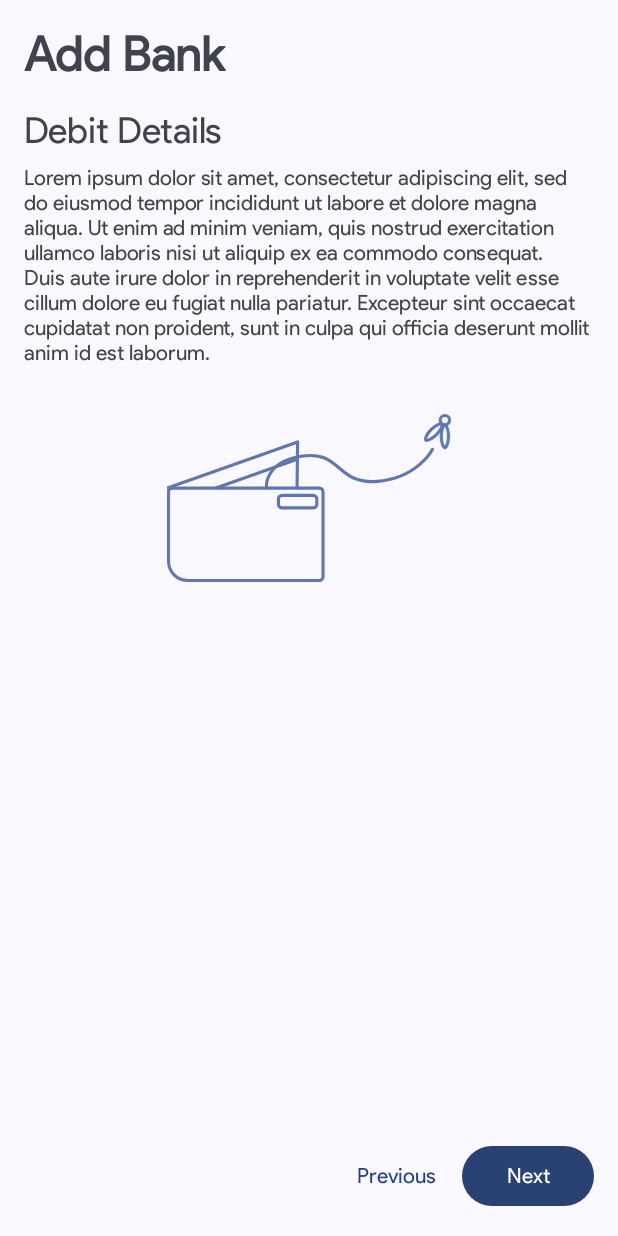
After one commit to Akruzen/Checklance, an Android app: the DebitMessageActivity screen opened directly, with no data from a screen before it, on a phone screen of 412 x 824 dp. The commit adds this screen. Run offline under Robolectric (Android 15) with nearby library versions, the phone set to English and light mode, and no system bars.

Commit message:
Renamed to DebitMessageActivity

```diff
--- a/app/src/main/AndroidManifest.xml
+++ b/app/src/main/AndroidManifest.xml
@@ -26,7 +26,7 @@
             android:name=".MessageDetailsActivity"
             android:exported="false" />
         <activity
-            android:name=".CreditMessageActivity"
+            android:name=".DebitMessageActivity"
             android:exported="false" />
         <activity
             android:name=".MainActivity"
--- /dev/null
+++ b/app/src/main/java/com/akruzen/checklance/DebitMessageActivity.java
@@ -0,0 +1,24 @@
+package com.akruzen.checklance;
+
+import androidx.appcompat.app.AppCompatActivity;
+
+import android.os.Bundle;
+import android.view.View;
+
+public class DebitMessageActivity extends AppCompatActivity {
+
+    public void nextTapped (View view) {
+        /*Intent intent = new Intent(this, CreditMessageActivity.class);
+        startActivity(intent);*/
+    }
+
+    public void cancelTapped (View view) {
+        finish();
+    }
+
+    @Override
+    protected void onCreate(Bundle savedInstanceState) {
+        super.onCreate(savedInstanceState);
+        setContentView(R.layout.activity_credit_message);
+    }
+}
--- /dev/null
+++ b/app/src/main/res/drawable/debit_artwork.xml
@@ -0,0 +1,55 @@
+<vector xmlns:android="http://schemas.android.com/apk/res/android"
+    android:width="274dp"
+    android:height="162dp"
+    android:viewportWidth="274"
+    android:viewportHeight="162">
+  <path
+      android:pathData="M5,71.5H147C148.93,71.5 150.5,73.07 150.5,75V157C150.5,158.93 148.93,160.5 147,160.5H20C9.78,160.5 1.5,152.22 1.5,142V75C1.5,73.07 3.07,71.5 5,71.5Z"
+      android:strokeWidth="3"
+      android:fillColor="#00000000"
+      android:strokeColor="@color/dynamic_artwork"/>
+  <path
+      android:pathData="M125.5,71L126,27"
+      android:strokeWidth="3"
+      android:fillColor="#00000000"
+      android:strokeColor="@color/dynamic_artwork"
+      android:strokeLineCap="round"/>
+  <path
+      android:pathData="M126,27L0.5,71.41"
+      android:strokeWidth="3"
+      android:fillColor="#00000000"
+      android:strokeColor="@color/dynamic_artwork"
+      android:strokeLineCap="round"/>
+  <path
+      android:pathData="M125.55,43.65L47.3,71.34"
+      android:strokeWidth="3"
+      android:fillColor="#00000000"
+      android:strokeColor="@color/dynamic_artwork"
+      android:strokeLineCap="round"/>
+  <path
+      android:pathData="M96,71C96,71 93.5,45.5 131,40.5C168.5,35.5 163,68 202.5,65C242,62 256,34 256,34"
+      android:strokeWidth="3"
+      android:fillColor="#00000000"
+      android:strokeColor="@color/dynamic_artwork"
+      android:strokeLineCap="round"/>
+  <path
+      android:pathData="M111,78.5L141,78.5A3.5,3.5 0,0 1,144.5 82L144.5,87A3.5,3.5 0,0 1,141 90.5L111,90.5A3.5,3.5 0,0 1,107.5 87L107.5,82A3.5,3.5 0,0 1,111 78.5z"
+      android:strokeWidth="3"
+      android:fillColor="#00000000"
+      android:strokeColor="@color/dynamic_artwork"/>
+  <path
+      android:pathData="M268,6m-4.5,0a4.5,4.5 0,1 1,9 0a4.5,4.5 0,1 1,-9 0"
+      android:strokeWidth="3"
+      android:fillColor="#00000000"
+      android:strokeColor="@color/dynamic_artwork"/>
+  <path
+      android:pathData="M265.15,9.6C265.26,9.7 265.41,9.95 265.39,10.56C265.38,11.18 265.18,12.02 264.75,13.03C263.88,15.06 262.19,17.51 259.85,19.85C257.51,22.19 255.06,23.88 253.03,24.75C252.02,25.18 251.18,25.38 250.56,25.4C249.95,25.41 249.7,25.25 249.6,25.15C249.49,25.05 249.34,24.8 249.35,24.18C249.37,23.57 249.57,22.73 250,21.72C250.87,19.69 252.56,17.24 254.9,14.9C257.24,12.56 259.69,10.87 261.71,10C262.73,9.57 263.57,9.37 264.18,9.35C264.8,9.34 265.05,9.49 265.15,9.6Z"
+      android:strokeWidth="3"
+      android:fillColor="#00000000"
+      android:strokeColor="@color/dynamic_artwork"/>
+  <path
+      android:pathData="M268,10.5C268.14,10.5 268.43,10.57 268.86,11.01C269.28,11.46 269.73,12.19 270.14,13.22C270.96,15.26 271.5,18.19 271.5,21.5C271.5,24.81 270.96,27.74 270.14,29.78C269.73,30.81 269.28,31.54 268.86,31.99C268.43,32.43 268.14,32.5 268,32.5C267.86,32.5 267.57,32.43 267.14,31.99C266.72,31.54 266.27,30.81 265.86,29.78C265.04,27.74 264.5,24.81 264.5,21.5C264.5,18.19 265.04,15.26 265.86,13.22C266.27,12.19 266.72,11.46 267.14,11.01C267.57,10.57 267.86,10.5 268,10.5Z"
+      android:strokeWidth="3"
+      android:fillColor="#00000000"
+      android:strokeColor="@color/dynamic_artwork"/>
+</vector>
--- a/app/src/main/res/layout/activity_add_bank.xml
+++ b/app/src/main/res/layout/activity_add_bank.xml
@@ -11,7 +11,9 @@
 
     <ScrollView
         android:layout_width="match_parent"
-        android:layout_height="wrap_content"
+        android:layout_height="0dp"
+        android:layout_marginBottom="8dp"
+        app:layout_constraintBottom_toTopOf="@+id/nextButton"
         app:layout_constraintEnd_toEndOf="parent"
         app:layout_constraintStart_toStartOf="parent"
         app:layout_constraintTop_toTopOf="parent">
--- a/app/src/main/res/layout/activity_credit_message.xml
+++ b/app/src/main/res/layout/activity_credit_message.xml
@@ -4,6 +4,80 @@
     xmlns:tools="http://schemas.android.com/tools"
     android:layout_width="match_parent"
     android:layout_height="match_parent"
-    tools:context=".CreditMessageActivity">
+    android:gravity="center_horizontal"
+    android:orientation="vertical"
+    android:padding="16dp"
+    tools:context=".DebitMessageActivity">
+
+    <ScrollView
+        android:layout_width="match_parent"
+        android:layout_height="0dp"
+        android:layout_marginBottom="8dp"
+        app:layout_constraintEnd_toEndOf="parent"
+        app:layout_constraintStart_toStartOf="parent"
+        app:layout_constraintTop_toTopOf="parent">
+
+        <LinearLayout
+            android:layout_width="match_parent"
+            android:layout_height="wrap_content"
+            android:gravity="center_horizontal"
+            android:orientation="vertical">
+
+            <TextView
+                android:layout_width="match_parent"
+                android:layout_height="wrap_content"
+                android:contentDescription="@string/add_bank_desc"
+                android:text="@string/add_bank"
+                android:textSize="@dimen/large_heading"
+                android:textStyle="bold" />
+
+            <TextView
+                android:id="@+id/textView"
+                android:layout_width="match_parent"
+                android:layout_height="wrap_content"
+                android:layout_marginTop="16dp"
+                android:contentDescription="@string/add_bank_desc"
+                android:text="Debit Details"
+                android:textSize="@dimen/small_heading" />
+
+            <TextView
+                android:id="@+id/textView3"
+                android:layout_width="match_parent"
+                android:layout_height="wrap_content"
+                android:layout_marginTop="8dp"
+                android:contentDescription="@string/add_bank_desc"
+                android:text="@string/lorem_ipsum"
+                android:textSize="@dimen/medium_body" />
+
+            <ImageView
+                android:id="@+id/message_art_svg"
+                android:layout_width="200dp"
+                android:layout_height="112dp"
+                android:layout_marginVertical="32dp"
+                android:src="@drawable/debit_artwork"
+                android:visibility="visible" />
+
+        </LinearLayout>
+
+    </ScrollView>
+
+    <Button
+        android:id="@+id/cancelButton3"
+        style="@style/Widget.Material3.Button.TextButton"
+        android:layout_width="wrap_content"
+        android:layout_height="wrap_content"
+        android:onClick="cancelTapped"
+        android:text="Previous"
+        app:layout_constraintBottom_toBottomOf="parent"
+        app:layout_constraintEnd_toStartOf="@+id/nextButton3" />
+
+    <Button
+        android:id="@+id/nextButton3"
+        android:layout_width="wrap_content"
+        android:layout_height="wrap_content"
+        android:onClick="nextTapped"
+        android:text="Next"
+        app:layout_constraintBottom_toBottomOf="parent"
+        app:layout_constraintEnd_toEndOf="parent" />
 
 </androidx.constraintlayout.widget.ConstraintLayout>
--- a/app/src/main/res/values/strings.xml
+++ b/app/src/main/res/values/strings.xml
@@ -3,6 +3,7 @@
     <string name="add_bank_desc">Add Bank</string>
     <string name="add_bank">Add Bank</string>
     <string name="add_a_bank">Add a Bank</string>
+    <string name="lorem_ipsum">Lorem ipsum dolor sit amet, consectetur adipiscing elit, sed do eiusmod tempor incididunt ut labore et dolore magna aliqua. Ut enim ad minim veniam, quis nostrud exercitation ullamco laboris nisi ut aliquip ex ea commodo consequat. Duis aute irure dolor in reprehenderit in voluptate velit esse cillum dolore eu fugiat nulla pariatur. Excepteur sint occaecat cupidatat non proident, sunt in culpa qui officia deserunt mollit anim id est laborum.</string>
     <string name="message_details">In the following section please refer to the transactional messages you get from your bank (debited and credited amount messages). Note that this is the only way by which bank balance will be tracked, so please fill out the details without typographical errors. If you need any help regarding any particular section of the field, tap the question mark icon.
     </string>
     <string name="sender_name">Enter either the complete name or part of that name. For example in case of Bank of Baroda,
```
Also changed, not shown: app/src/main/java/com/akruzen/checklance/CreditMessageActivity.java (deleted, +0 -14 lines), app/src/main/java/com/akruzen/checklance/MessageDetailsActivity.java (+11 -0 lines), app/src/main/res/layout/activity_message_details.xml (+37 -7 lines).
